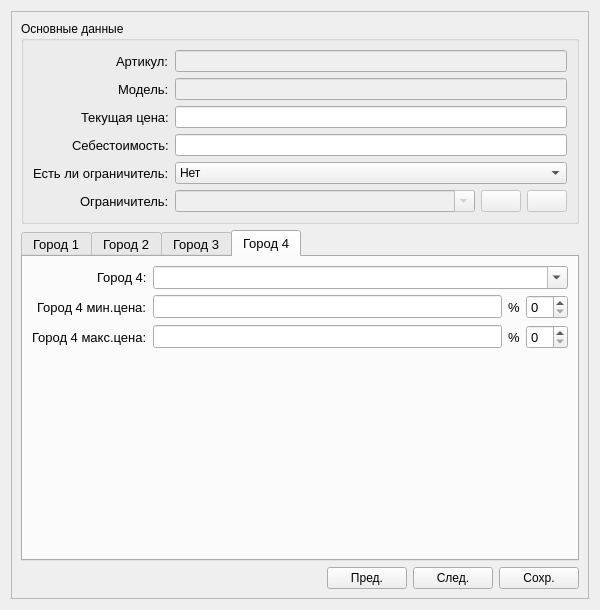
This is UI/add_data_to_base.ui in almanah12/caspi_algo1_01 as Qt 5 draws it before an edit. The edited form follows.
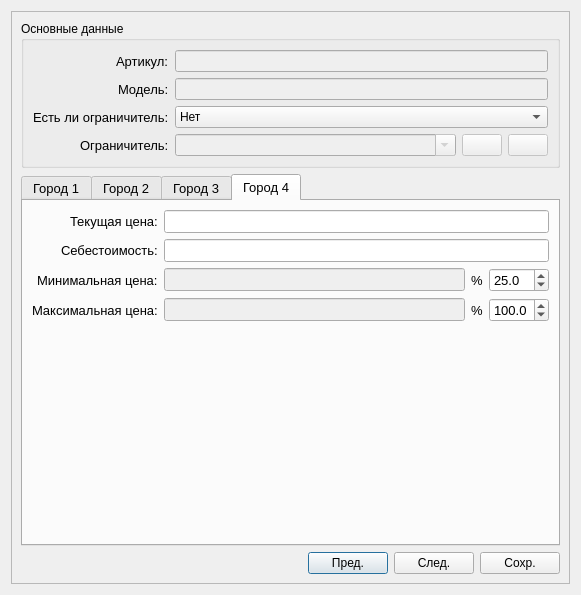
This is the edited form. The open tabs and pages were chosen to show the change. Icons and pictures are not drawn.

```diff
--- a/UI/add_data_to_base.ui
+++ b/UI/add_data_to_base.ui
@@ -6,8 +6,8 @@
    <rect>
     <x>0</x>
     <y>0</y>
-    <width>600</width>
-    <height>610</height>
+    <width>581</width>
+    <height>595</height>
    </rect>
   </property>
   <property name="windowTitle">
@@ -28,11 +28,49 @@
        <rect>
         <x>0</x>
         <y>0</y>
-        <width>580</width>
-        <height>590</height>
+        <width>561</width>
+        <height>575</height>
        </rect>
       </property>
       <layout class="QGridLayout" name="gridLayout">
+       <item row="2" column="0">
+        <layout class="QHBoxLayout" name="horizontalLayout_3">
+         <item>
+          <spacer name="horizontalSpacer">
+           <property name="orientation">
+            <enum>Qt::Horizontal</enum>
+           </property>
+           <property name="sizeHint" stdset="0">
+            <size>
+             <width>40</width>
+             <height>20</height>
+            </size>
+           </property>
+          </spacer>
+         </item>
+         <item>
+          <widget class="QPushButton" name="previousButton">
+           <property name="text">
+            <string>Пред.</string>
+           </property>
+          </widget>
+         </item>
+         <item>
+          <widget class="QPushButton" name="nextButton">
+           <property name="text">
+            <string>След.</string>
+           </property>
+          </widget>
+         </item>
+         <item>
+          <widget class="QPushButton" name="saveButton">
+           <property name="text">
+            <string>Сохр.</string>
+           </property>
+          </widget>
+         </item>
+        </layout>
+       </item>
        <item row="0" column="0">
         <widget class="QGroupBox" name="groupBox">
          <property name="cursor">
@@ -87,40 +125,6 @@
            </widget>
           </item>
           <item row="2" column="0">
-           <widget class="QLabel" name="label_3">
-            <property name="font">
-             <font>
-              <pointsize>10</pointsize>
-             </font>
-            </property>
-            <property name="text">
-             <string>Текущая цена:</string>
-            </property>
-           </widget>
-          </item>
-          <item row="2" column="1">
-           <widget class="QLineEdit" name="current_price_lineEdit">
-            <property name="enabled">
-             <bool>true</bool>
-            </property>
-           </widget>
-          </item>
-          <item row="3" column="0">
-           <widget class="QLabel" name="first_cost__label">
-            <property name="font">
-             <font>
-              <pointsize>10</pointsize>
-             </font>
-            </property>
-            <property name="text">
-             <string>Себестоимость:</string>
-            </property>
-           </widget>
-          </item>
-          <item row="3" column="1">
-           <widget class="QLineEdit" name="first_cost_lineEdit"/>
-          </item>
-          <item row="4" column="0">
            <widget class="QLabel" name="label_5">
             <property name="font">
              <font>
@@ -132,7 +136,7 @@
             </property>
            </widget>
           </item>
-          <item row="4" column="1">
+          <item row="2" column="1">
            <widget class="QComboBox" name="check_limiter_comboBox">
             <property name="enabled">
              <bool>true</bool>
@@ -152,7 +156,7 @@
             </item>
            </widget>
           </item>
-          <item row="5" column="0">
+          <item row="3" column="0">
            <widget class="QLabel" name="label_6">
             <property name="font">
              <font>
@@ -164,7 +168,7 @@
             </property>
            </widget>
           </item>
-          <item row="5" column="1">
+          <item row="3" column="1">
            <layout class="QHBoxLayout" name="horizontalLayout">
             <item>
              <widget class="QComboBox" name="limiter_comboBox">
@@ -227,46 +231,11 @@
          </layout>
         </widget>
        </item>
-       <item row="3" column="0">
-        <layout class="QHBoxLayout" name="horizontalLayout_3">
-         <item>
-          <spacer name="horizontalSpacer">
-           <property name="orientation">
-            <enum>Qt::Horizontal</enum>
-           </property>
-           <property name="sizeHint" stdset="0">
-            <size>
-             <width>40</width>
-             <height>20</height>
-            </size>
-           </property>
-          </spacer>
-         </item>
-         <item>
-          <widget class="QPushButton" name="previousButton">
-           <property name="text">
-            <string>Пред.</string>
-           </property>
-          </widget>
-         </item>
-         <item>
-          <widget class="QPushButton" name="nextButton">
-           <property name="text">
-            <string>След.</string>
-           </property>
-          </widget>
-         </item>
-         <item>
-          <widget class="QPushButton" name="saveButton">
-           <property name="text">
-            <string>Сохр.</string>
-           </property>
-          </widget>
-         </item>
-        </layout>
-       </item>
-       <item row="2" column="0">
+       <item row="1" column="0">
         <widget class="QTabWidget" name="tabWidget">
+         <property name="enabled">
+          <bool>true</bool>
+         </property>
          <property name="font">
           <font>
            <pointsize>10</pointsize>
@@ -288,7 +257,12 @@
             <set>Qt::AlignRight|Qt::AlignTrailing|Qt::AlignVCenter</set>
            </property>
            <item row="0" column="0">
-            <widget class="QLabel" name="label_8">
+            <widget class="QLabel" name="label_3">
+             <property name="font">
+              <font>
+               <pointsize>10</pointsize>
+              </font>
+             </property>
              <property name="text">
               <string>Город 1:</string>
              </property>
@@ -305,6 +279,21 @@
             </widget>
            </item>
            <item row="1" column="0">
+            <widget class="QLabel" name="first_cost__label">
+             <property name="font">
+              <font>
+               <pointsize>10</pointsize>
+              </font>
+             </property>
+             <property name="text">
+              <string>Себестоимость:</string>
+             </property>
+            </widget>
+           </item>
+           <item row="1" column="1">
+            <widget class="QLineEdit" name="first_cost_lineEdit_1"/>
+           </item>
+           <item row="2" column="0">
             <widget class="QLabel" name="label_9">
              <property name="text">
               <string>Город 1 мин.цена:</string>
@@ -529,35 +518,42 @@
            <item row="0" column="0">
             <widget class="QLabel" name="label_29">
              <property name="text">
-              <string>Город 4:</string>
+              <string>Текущая цена:</string>
+             </property>
+            </widget>
+           </item>
+           <item row="0" column="1">
+            <widget class="QLineEdit" name="current_price_lineEdit_4">
+             <property name="enabled">
+              <bool>true</bool>
              </property>
             </widget>
            </item>
            <item row="1" column="0">
+            <widget class="QLabel" name="label_31">
+             <property name="text">
+              <string>Себестоимость:</string>
+             </property>
+            </widget>
+           </item>
+           <item row="1" column="1">
+            <widget class="QLineEdit" name="first_cost_lineEdit_4"/>
+           </item>
+           <item row="2" column="0">
             <widget class="QLabel" name="label_30">
              <property name="text">
-              <string>Город 4 мин.цена:</string>
+              <string>Минимальная цена:</string>
              </property>
             </widget>
            </item>
-           <item row="2" column="0">
-            <widget class="QLabel" name="label_26">
-             <property name="text">
-              <string>Город 4 макс.цена:</string>
-             </property>
-            </widget>
-           </item>
-           <item row="0" column="1">
-            <widget class="QComboBox" name="city_4_comboBox">
-             <property name="editable">
-              <bool>true</bool>
-             </property>
-            </widget>
-           </item>
-           <item row="1" column="1">
+           <item row="2" column="1">
             <layout class="QHBoxLayout" name="horizontalLayout_9">
              <item>
-              <widget class="QLineEdit" name="min_price_lineEdit_4"/>
+              <widget class="QLineEdit" name="min_price_lineEdit_4">
+               <property name="enabled">
+                <bool>false</bool>
+               </property>
+              </widget>
              </item>
              <item>
               <widget class="QLabel" name="label_18">
@@ -567,14 +563,35 @@
               </widget>
              </item>
              <item>
-              <widget class="QSpinBox" name="min_price_spinBox_4"/>
+              <widget class="QDoubleSpinBox" name="min_price_spinBox_4">
+               <property name="decimals">
+                <number>1</number>
+               </property>
+               <property name="maximum">
+                <double>200.000000000000000</double>
+               </property>
+               <property name="value">
+                <double>25.000000000000000</double>
+               </property>
+              </widget>
              </item>
             </layout>
            </item>
-           <item row="2" column="1">
+           <item row="3" column="0">
+            <widget class="QLabel" name="label_26">
+             <property name="text">
+              <string>Максимальная цена:</string>
+             </property>
+            </widget>
+           </item>
+           <item row="3" column="1">
             <layout class="QHBoxLayout" name="horizontalLayout_10">
              <item>
-              <widget class="QLineEdit" name="max_price_lineEdit_4"/>
+              <widget class="QLineEdit" name="max_price_lineEdit_4">
+               <property name="enabled">
+                <bool>false</bool>
+               </property>
+              </widget>
              </item>
              <item>
               <widget class="QLabel" name="label_19">
@@ -584,7 +601,17 @@
               </widget>
              </item>
              <item>
-              <widget class="QSpinBox" name="max_price_spinBox_4"/>
+              <widget class="QDoubleSpinBox" name="max_price_spinBox_4">
+               <property name="decimals">
+                <number>1</number>
+               </property>
+               <property name="maximum">
+                <double>200.000000000000000</double>
+               </property>
+               <property name="value">
+                <double>100.000000000000000</double>
+               </property>
+              </widget>
              </item>
             </layout>
            </item>
```
Left out of the diff: 234 changed lines with no effect on the pictures.
